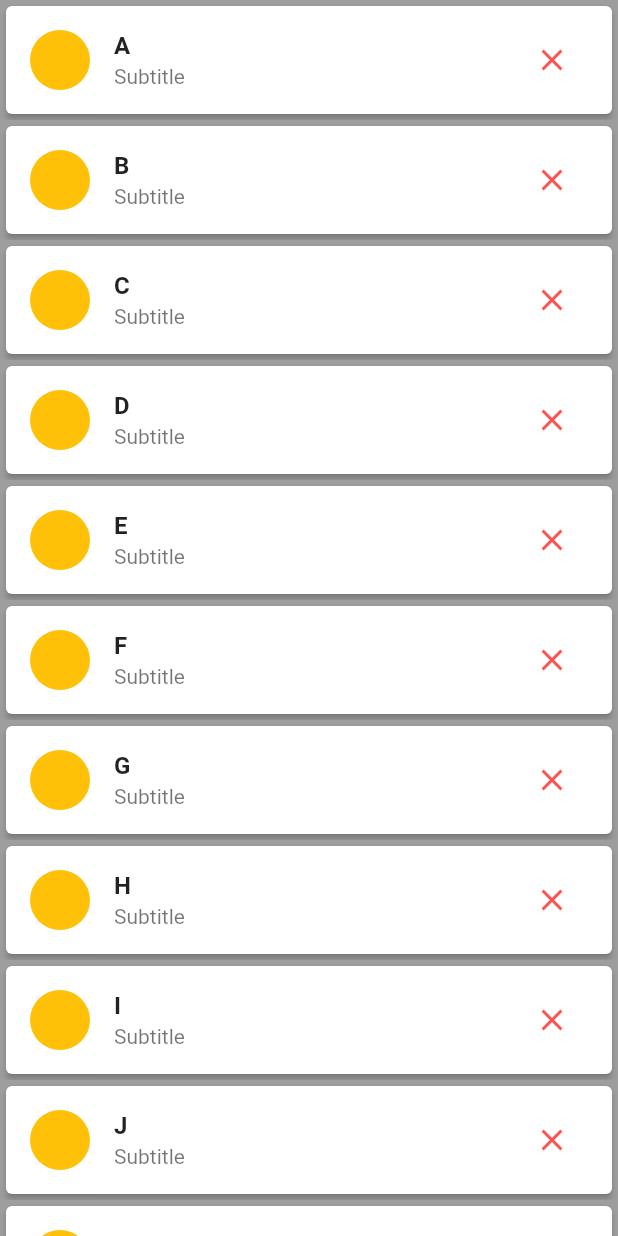
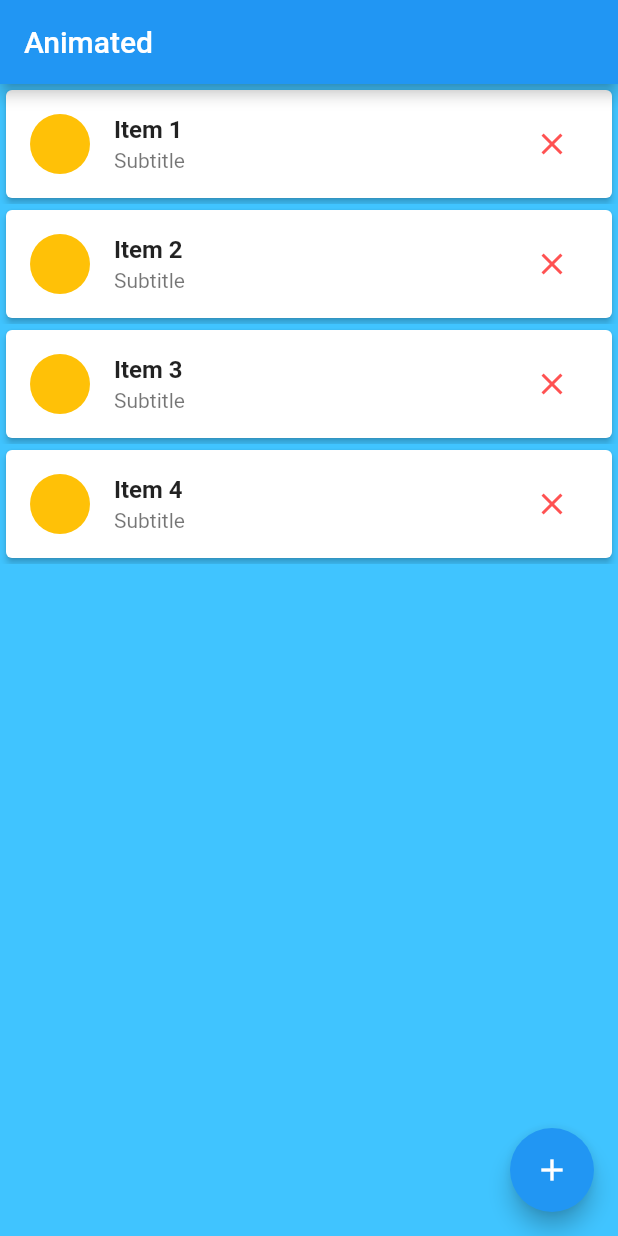
Before and after one commit to ShashiKha9/Flutterproject, a Flutter app: the screen it shows after launch, on a phone screen of 412 x 824 dp. Run offline on Flutter 3.47's test engine with Material 2 defaults, Android fonts, the phone set to English and light mode, and no system bars.

Commit message:
add in animated list

```diff
--- a/lib/recycler/RecyclerClass.dart
+++ b/lib/recycler/RecyclerClass.dart
@@ -1,24 +1,11 @@
 import 'package:flutter/material.dart';
 
 class RecyclerClass extends StatelessWidget {
-
   List<String> data = [
-    "A",
-    "B",
-    "C",
-    "D",
-    "E",
-    "F",
-    "G",
-    "H",
-    "I",
-    "J",
-    "K",
-    "L",
-    "M",
-    "N",
-    "O",
-    "P"
+    "Item 1",
+    "Item 2",
+    "Item 3",
+    "Item 4"
   ];
 
   final GlobalKey<AnimatedListState> _key = GlobalKey();
@@ -27,17 +14,21 @@ class RecyclerClass extends StatelessWidget {
   Widget build(BuildContext context) {
     return MaterialApp(
         debugShowCheckedModeBanner: false,
-        home: Material(
-          color: Colors.grey,
-          /*child: Center(
-              child: Text("hello world Ashish Kha", textDirection: TextDirection.ltr),
-            )*/
-          child: AnimatedList(
+        home: Scaffold(
+          backgroundColor: Colors.lightBlueAccent,
+          appBar: AppBar(
+            title: Text("Animated"),
+          ),
+          body: AnimatedList(
             key: _key,
             initialItemCount: data.length,
             itemBuilder: (context, index, animation) {
               return buildItem(data[index], animation, index);
             },
+          ),
+          floatingActionButton: FloatingActionButton(
+            child: Icon(Icons.add),
+            onPressed: () => addItem(),
           ),
         ));
   }
@@ -73,4 +64,10 @@ class RecyclerClass extends StatelessWidget {
     };
     _key.currentState.removeItem(index, builder);
   }
+
+  void addItem() {
+    int i = data.length > 0 ? data.length : 0;
+    data.insert(i, 'Item ${data.length+1}');
+    _key.currentState.insertItem(i);
+  }
 }
```
